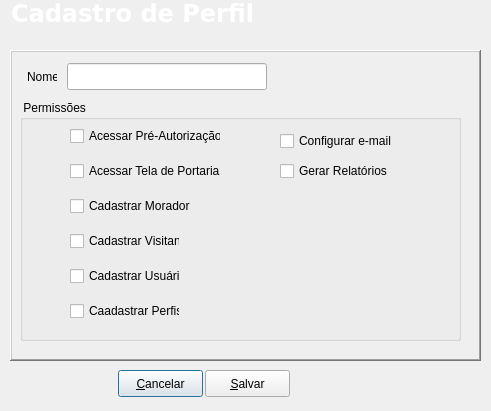
The window that Projects/Blink/libs/common/editprofile.ui (MarcoBueno1/qrad) describes before a commit, drawn with Qt 5.
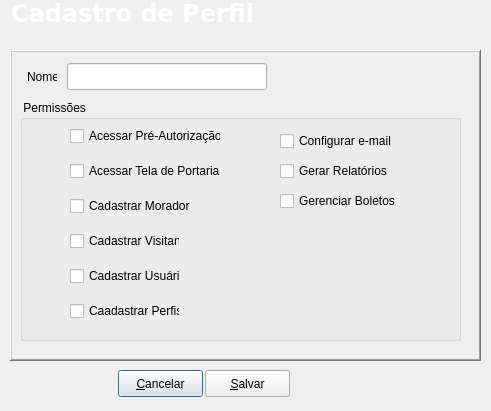
The same window after the commit. Icons and pictures are not drawn.

```diff
--- a/Projects/Blink/libs/common/editprofile.ui
+++ b/Projects/Blink/libs/common/editprofile.ui
@@ -167,6 +167,19 @@
       <string>Gerar Relatórios</string>
      </property>
     </widget>
+    <widget class="QCheckBox" name="ChkGerenciarBoletos">
+     <property name="geometry">
+      <rect>
+       <x>260</x>
+       <y>90</y>
+       <width>130</width>
+       <height>22</height>
+      </rect>
+     </property>
+     <property name="text">
+      <string>Gerenciar Boletos</string>
+     </property>
+    </widget>
    </widget>
   </widget>
   <widget class="QFrame" name="topmenu">
```
